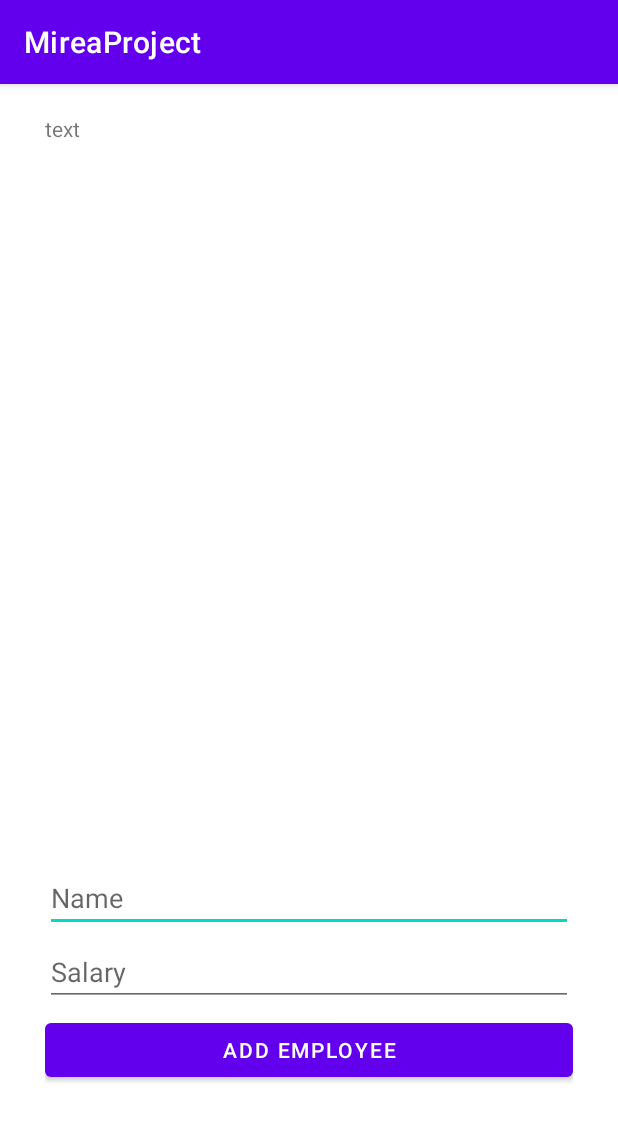
After one commit to Prokhorkot/Lesson3_Navigation_activity, an Android app: the fragment DatabaseFragment shown on its own in the app's theme, on a phone screen of 412 x 824 dp. The commit adds this screen. Shown: the top 1121 px of the screen. Run offline under Robolectric (Android 15) with nearby library versions, the light colour scheme and no system bars; our stand-ins replace Room's generated code.

Commit message:
After practice 8

```diff
--- a/app/build.gradle
+++ b/app/build.gradle
@@ -36,6 +36,11 @@ android {
 }
 
 dependencies {
+    apply plugin: 'kotlin-kapt'
+    def room_version = "2.2.5"
+
+    implementation "androidx.room:room-runtime:$room_version"
+    kapt "androidx.room:room-compiler:$room_version"
 
     implementation 'androidx.core:core-ktx:1.7.0'
     implementation 'androidx.appcompat:appcompat:1.4.1'
--- a/app/src/main/AndroidManifest.xml
+++ b/app/src/main/AndroidManifest.xml
@@ -14,7 +14,8 @@
         android:label="@string/app_name"
         android:roundIcon="@mipmap/ic_launcher_round"
         android:supportsRtl="true"
-        android:theme="@style/Theme.MireaProject">
+        android:theme="@style/Theme.MireaProject"
+        android:name=".room.App">
         <activity
             android:name=".AuthActivity"
             android:exported="true">
--- a/app/src/main/java/com/mirea/kotov/mireaproject/MainActivity.kt
+++ b/app/src/main/java/com/mirea/kotov/mireaproject/MainActivity.kt
@@ -53,7 +53,8 @@ class MainActivity : AppCompatActivity() {
                 R.id.musicFragment,
                 R.id.settings,
                 R.id.stories,
-                R.id.httpRequest
+                R.id.httpRequest,
+                R.id.databaseFragment
             ), drawerLayout
         )
         setupActionBarWithNavController(navController, appBarConfiguration)
--- /dev/null
+++ b/app/src/main/java/com/mirea/kotov/mireaproject/room/App.kt
@@ -0,0 +1,29 @@
+package com.mirea.kotov.mireaproject.room
+
+import android.app.Application
+import androidx.room.Room
+
+class App: Application() {
+    companion object{
+        var instance: App? = null
+
+        @JvmName("getInstance1")
+        fun getInstance(): App {
+            return instance!!
+        }
+
+    }
+    private var database: AppDatabase? = null
+
+    override fun onCreate() {
+        super.onCreate()
+        instance = this
+        database = Room.databaseBuilder(this, AppDatabase::class.java, "database")
+            .allowMainThreadQueries()
+            .build()
+    }
+
+    fun getDatabase(): AppDatabase {
+        return database!!
+    }
+}
--- /dev/null
+++ b/app/src/main/java/com/mirea/kotov/mireaproject/room/DatabaseFragment.kt
@@ -0,0 +1,70 @@
+package com.mirea.kotov.mireaproject.room
+
+import android.os.Bundle
+import androidx.fragment.app.Fragment
+import android.view.LayoutInflater
+import android.view.View
+import android.view.ViewGroup
+import android.widget.Toast
+import androidx.lifecycle.Observer
+import androidx.lifecycle.ViewModelProvider
+import com.mirea.kotov.mireaproject.R
+import com.mirea.kotov.mireaproject.databinding.FragmentDatabaseBinding
+import com.mirea.kotov.mireaproject.databinding.FragmentGalleryBinding
+import java.lang.NumberFormatException
+
+class DatabaseFragment : Fragment() {
+    private lateinit var binding: FragmentDatabaseBinding
+
+    override fun onCreate(savedInstanceState: Bundle?) {
+        super.onCreate(savedInstanceState)
+    }
+
+    override fun onCreateView(
+        inflater: LayoutInflater, container: ViewGroup?,
+        savedInstanceState: Bundle?
+    ): View? {
+        binding = FragmentDatabaseBinding.inflate(inflater, container, false)
+        return binding.root
+    }
+
+    override fun onViewCreated(view: View, savedInstanceState: Bundle?) = with((binding)) {
+
+        val viewModel: DatabaseViewModel =
+            ViewModelProvider(requireActivity())[DatabaseViewModel::class.java]
+        viewModel.getData().observe(viewLifecycleOwner)
+        { data ->
+            run {
+                tvEmployees.text = data
+            }
+        }
+
+        //region Event Handlers
+
+        buttonEmployee.post {
+            buttonEmployee.setOnClickListener {
+                try {
+                    val name = etEmployeeName.text.toString()
+                    val salary = etEmployeeSalary.text.toString().toInt()
+
+                    viewModel.insertData(name, salary)
+
+                } catch (e: NumberFormatException) {
+                    Toast.makeText(
+                        requireContext(),
+                        "Неверный формат зарплаты", Toast.LENGTH_SHORT
+                    ).show()
+                }
+            }
+        }
+
+        //endregion
+
+        super.onViewCreated(view, savedInstanceState)
+    }
+
+    companion object {
+        @JvmStatic
+        fun newInstance() = DatabaseFragment()
+    }
+}
--- /dev/null
+++ b/app/src/main/java/com/mirea/kotov/mireaproject/room/DatabaseViewModel.kt
@@ -0,0 +1,37 @@
+package com.mirea.kotov.mireaproject.room
+
+import androidx.lifecycle.LiveData
+import androidx.lifecycle.MutableLiveData
+import androidx.lifecycle.ViewModel
+
+class DatabaseViewModel: ViewModel() {
+    companion object{
+        private val data = MutableLiveData<String?>()
+        private val db: AppDatabase? = App.getInstance().getDatabase()
+        private val employeeDao = db!!.employeeDao()
+        private var index = 1
+    }
+
+    fun insertData(name: String, salary: Int){
+        var employee = Employee(index, name, salary)
+        employeeDao!!.insert(employee)
+        index++
+
+        setData(employeeDao.getAll())
+    }
+
+    fun getData(): LiveData<String?> {
+        return data
+    }
+
+    fun setData(all: List<Employee?>?) {
+        var result = ""
+        if (all != null) {
+            for(employee in all){
+                result += employee.toString() + "\n"
+            }
+
+            data.value = result
+        }
+    }
+}
--- /dev/null
+++ b/app/src/main/res/layout/fragment_database.xml
@@ -0,0 +1,60 @@
+<?xml version="1.0" encoding="utf-8"?>
+<FrameLayout xmlns:android="http://schemas.android.com/apk/res/android"
+    xmlns:app="http://schemas.android.com/apk/res-auto"
+    xmlns:tools="http://schemas.android.com/tools"
+    android:layout_width="match_parent"
+    android:layout_height="match_parent"
+    tools:context=".room.DatabaseFragment">
+
+    <androidx.constraintlayout.widget.ConstraintLayout
+        android:layout_width="match_parent"
+        android:layout_height="match_parent">
+
+        <TextView
+            android:id="@+id/tvEmployees"
+            android:layout_width="match_parent"
+            android:layout_height="400dp"
+            android:layout_marginHorizontal="30dp"
+            android:layout_marginTop="20dp"
+            android:maxHeight="400dp"
+            android:text="text"
+            app:layout_constraintEnd_toEndOf="parent"
+            app:layout_constraintStart_toStartOf="parent"
+            app:layout_constraintTop_toTopOf="parent" />
+
+        <LinearLayout
+            android:layout_width="match_parent"
+            android:layout_height="wrap_content"
+            android:layout_marginHorizontal="30dp"
+            android:orientation="vertical"
+            app:layout_constraintBottom_toBottomOf="parent"
+            app:layout_constraintEnd_toEndOf="parent"
+            app:layout_constraintStart_toStartOf="parent"
+            app:layout_constraintTop_toBottomOf="@+id/tvEmployees">
+
+            <EditText
+                android:id="@+id/etEmployeeName"
+                android:layout_width="match_parent"
+                android:layout_height="wrap_content"
+                android:layout_marginBottom="2dp"
+                android:hint="Name" />
+
+            <EditText
+                android:id="@+id/etEmployeeSalary"
+                android:layout_width="match_parent"
+                android:layout_height="wrap_content"
+                android:layout_marginTop="2dp"
+                android:inputType="number"
+                android:hint="Salary"/>
+            <Button
+                android:id="@+id/buttonEmployee"
+                android:layout_width="match_parent"
+                android:layout_height="match_parent"
+                android:layout_marginTop="5dp"
+                android:text="Add employee"/>
+
+        </LinearLayout>
+
+    </androidx.constraintlayout.widget.ConstraintLayout>
+
+</FrameLayout>
--- a/app/src/main/res/menu/activity_main_drawer.xml
+++ b/app/src/main/res/menu/activity_main_drawer.xml
@@ -34,5 +34,8 @@
         <item
             android:id="@+id/httpRequest"
             android:title="HTTP"/>
+        <item
+            android:id="@+id/databaseFragment"
+            android:title="Database"/>
     </group>
 </menu>
--- a/app/src/main/res/navigation/mobile_navigation.xml
+++ b/app/src/main/res/navigation/mobile_navigation.xml
@@ -52,4 +52,9 @@
         android:name="com.mirea.kotov.mireaproject.HttpRequest"
         android:label="fragment_http_request2"
         tools:layout="@layout/fragment_http_request" />
+    <fragment
+        android:id="@+id/databaseFragment"
+        android:name="com.mirea.kotov.mireaproject.room.DatabaseFragment"
+        android:label="DatabaseFragment"
+        tools:layout="@layout/fragment_database"/>
 </navigation>
```
Also changed, not shown: app/src/main/java/com/mirea/kotov/mireaproject/room/AppDatabase.kt (added, +9 -0 lines), app/src/main/java/com/mirea/kotov/mireaproject/room/Employee.kt (added, +17 -0 lines), app/src/main/java/com/mirea/kotov/mireaproject/room/EmployeeDao.kt (added, +23 -0 lines).
